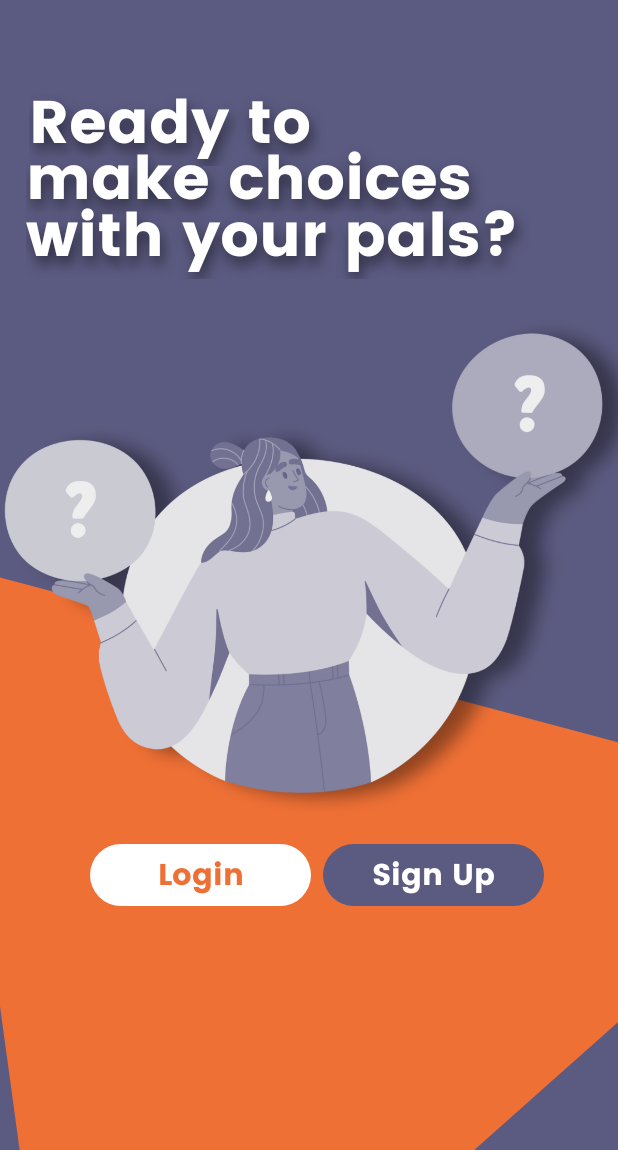
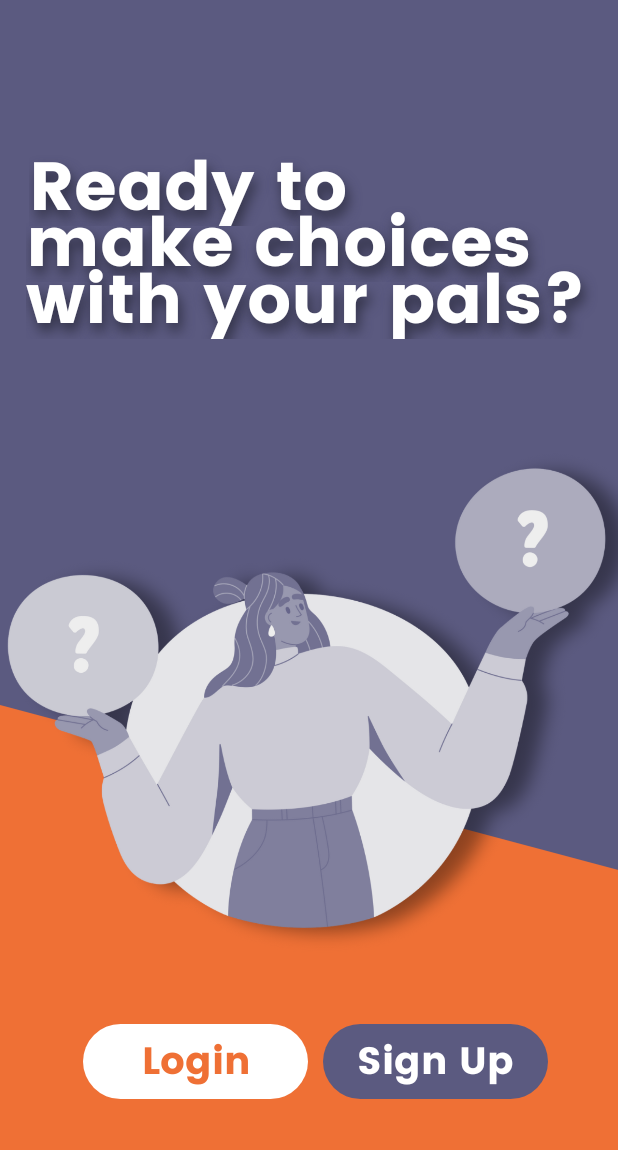
Before and after one commit to abigailwonggg/PickPal, an Android app: the screen it shows after launch (WelcomeScreen), on a phone screen of 412 x 824 dp, the part 86-1236 px from its top. Run offline under Robolectric (Android 15) with nearby library versions, the phone set to English and light mode, and no system bars.

Commit message:
Adjust the scalability of welcome screen.

```diff
--- a/app/src/main/res/layout/container_welcome_screen.xml
+++ b/app/src/main/res/layout/container_welcome_screen.xml
@@ -28,7 +28,7 @@
         android:layout_height="58dp"
         android:layout_marginLeft="19dp"
         android:layout_marginRight="102dp"
-        android:layout_marginTop="110dp"
+        android:layout_marginTop="150dp"
         android:gravity="left|center_vertical"
         android:includeFontPadding="false"
         android:maxLines="1"
@@ -40,7 +40,7 @@
         android:shadowDx="3"
         android:shadowDy="8"
         android:shadowRadius="10"
-        android:textSize="40dp" />
+        android:textSize="45dp" />
 
     <TextView
         android:id="@+id/text_make_choices"
@@ -48,7 +48,7 @@
         android:layout_height="58dp"
         android:layout_marginLeft="17dp"
         android:layout_marginRight="-61dp"
-        android:layout_marginTop="147dp"
+        android:layout_marginTop="187dp"
         android:layout_marginBottom="554dp"
         android:gravity="left|center_vertical"
         android:includeFontPadding="false"
@@ -61,7 +61,7 @@
         android:shadowDx="3"
         android:shadowDy="8"
         android:shadowRadius="10"
-        android:textSize="40dp" />
+        android:textSize="45dp" />
 
     <TextView
         android:id="@+id/text_with_your_pals"
@@ -69,7 +69,7 @@
         android:layout_height="58dp"
         android:layout_marginLeft="17dp"
         android:layout_marginRight="-39dp"
-        android:layout_marginTop="185dp"
+        android:layout_marginTop="225dp"
         android:layout_marginBottom="516dp"
         android:gravity="left|center_vertical"
         android:includeFontPadding="false"
@@ -82,14 +82,14 @@
         android:shadowDx="3"
         android:shadowDy="8"
         android:shadowRadius="10"
-        android:textSize="40dp" />
+        android:textSize="45dp" />
 
     <!--Orange Polygon-->
 
     <ImageView
         android:id="@+id/container_polygon"
         android:layout_width="match_parent"
-        android:layout_height="1050dp"
+        android:layout_height="1310dp"
         android:layout_marginLeft="-346.13dp"
         android:layout_marginTop="172dp"
         android:layout_marginRight="-320.04dp"
@@ -102,12 +102,11 @@
     <!--Login Button -->
     <LinearLayout
         android:id="@+id/container_login_button"
-        android:layout_width="147dp"
-        android:layout_height="41dp"
-        android:layout_marginLeft="60dp"
+        android:layout_width="150dp"
+        android:layout_height="50dp"
+        android:layout_marginLeft="55dp"
         android:layout_marginRight="184dp"
-        android:layout_marginTop="620dp"
-        android:layout_marginBottom="118dp"
+        android:layout_marginTop="740dp"
         android:background="@drawable/container_login_button"
         android:clipToPadding="false"
         android:gravity="center"
@@ -126,18 +125,17 @@
             android:maxLines="1"
             android:text="Login"
             android:textColor="#FFEF7035"
-            android:textSize="20dp" />
+            android:textSize="25dp" />
     </LinearLayout>
 
     <!--Sign Up Button -->
     <LinearLayout
         android:id="@+id/container_sign_up_button"
-        android:layout_width="147dp"
-        android:layout_height="41dp"
+        android:layout_width="150dp"
+        android:layout_height="50dp"
         android:layout_marginLeft="215dp"
         android:layout_marginRight="28dp"
-        android:layout_marginTop="620dp"
-        android:layout_marginBottom="118dp"
+        android:layout_marginTop="740dp"
         android:background="@drawable/container_sign_up_button"
         android:clipToPadding="false"
         android:gravity="center"
@@ -156,7 +154,7 @@
             android:text="Sign Up"
             android:fontFamily="@font/poppins_bold"
             android:textColor="#FFFFFFFF"
-            android:textSize="20dp" />
+            android:textSize="25dp" />
     </LinearLayout>
 
     <!--Welcome Screen Element-->
@@ -164,9 +162,9 @@
         android:id="@+id/image_figma_elements"
         android:layout_width="560dp"
         android:layout_height="380dp"
-        android:layout_marginTop="250dp"
+        android:layout_marginTop="340dp"
         android:layout_marginBottom="240dp"
-        android:layout_marginLeft="-65dp"
+        android:layout_marginLeft="-63dp"
         android:layout_marginRight="500dp"
         android:scaleType="centerCrop"
         android:src="@drawable/welcome_screen_1" />
```
